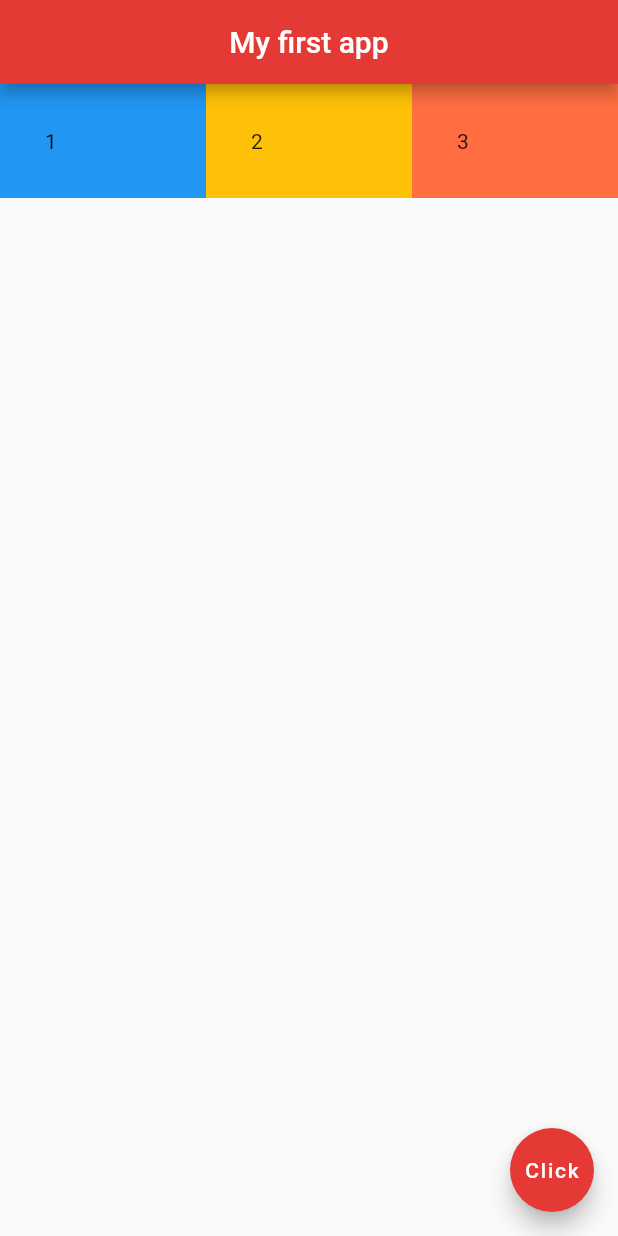
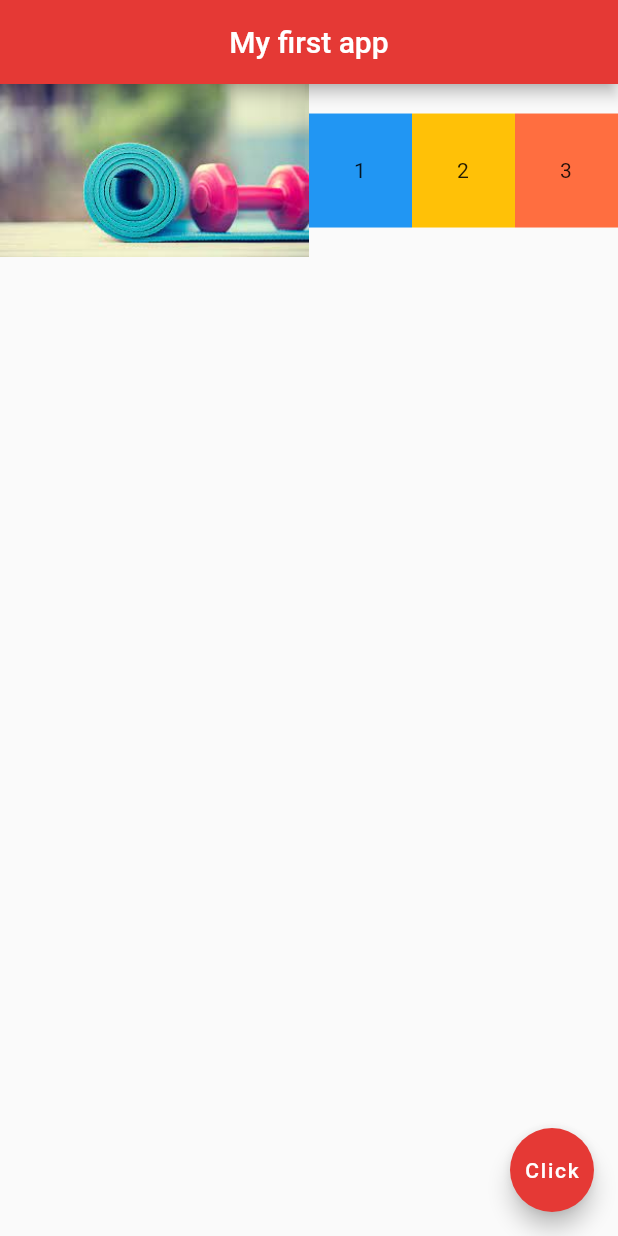
Before and after one commit to Shalika001/My-app, a Flutter app: the screen it shows after launch, on a phone screen of 412 x 824 dp. Run offline on Flutter 3.47's test engine with Material 2 defaults, Android fonts, the phone set to English and light mode, and no system bars.

Commit message:
Add Expanded Widget - Image asset

```diff
--- a/First_project/lib/main.dart
+++ b/First_project/lib/main.dart
@@ -20,6 +20,10 @@ class Home extends StatelessWidget {
 
       body: Row(
             children: <Widget>[
+              Expanded(
+                  child: Image.asset('assets/fitness-4.jpg'),
+                flex: 3,
+              ),
               Expanded(
                 flex: 1,
                 child: Container(
```
